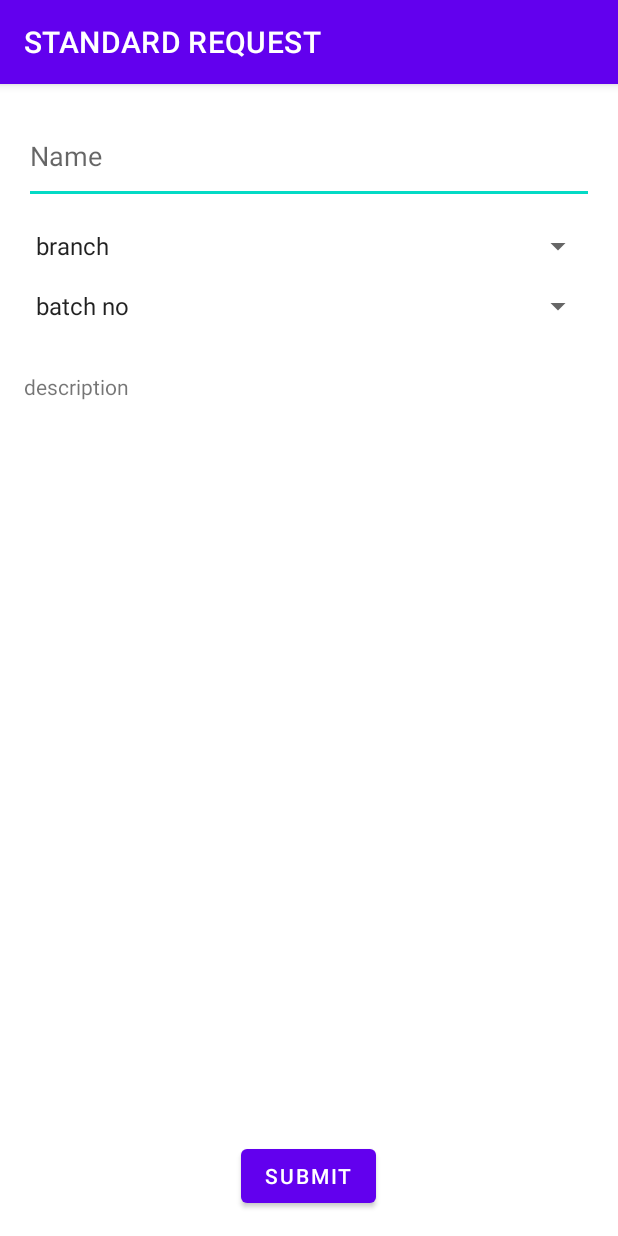
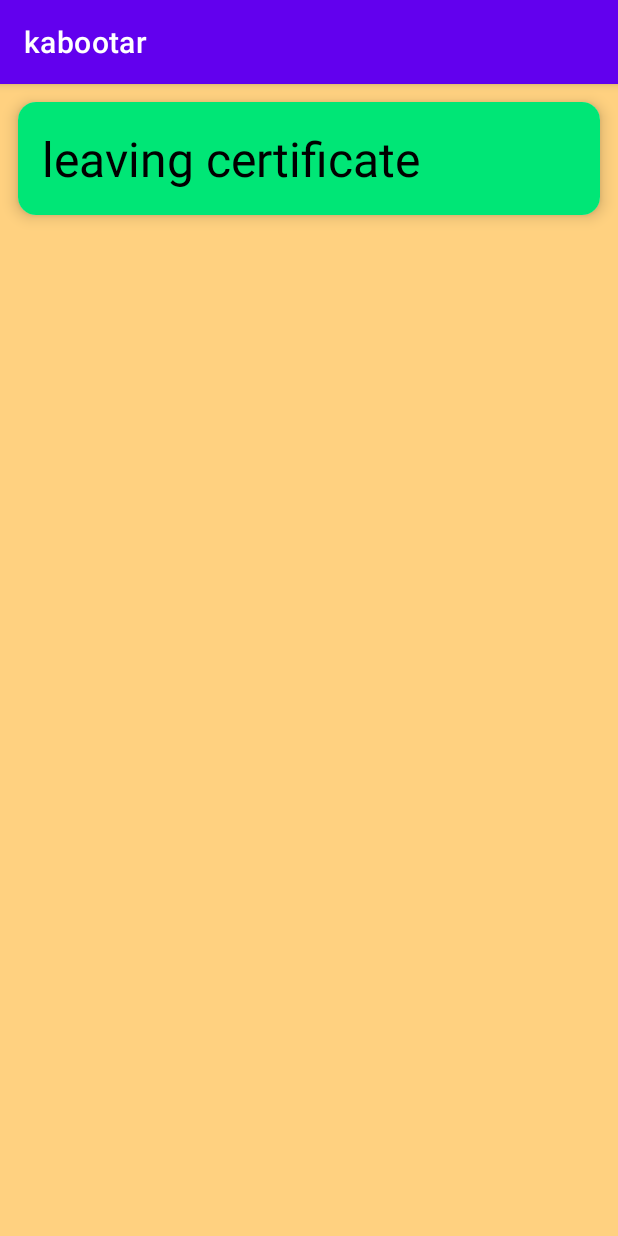
Before and after one commit to salim84miya/oopm-mini-project, an Android app: the screen it shows after launch (StandardActivity before the commit, StandardActivityList after it), after a tap on "STANDARD", on a phone screen of 412 x 824 dp. Run offline under Robolectric (Android 15) with nearby library versions, the phone set to English and light mode, and no system bars.

Commit message:
added branch and batch drop down menu and interchanged activity.

```diff
--- a/app/src/main/AndroidManifest.xml
+++ b/app/src/main/AndroidManifest.xml
@@ -14,13 +14,16 @@
         android:theme="@style/Theme.Kabootar"
         tools:targetApi="31">
         <activity
+            android:name=".StandardActivityList"
+            android:exported="false" />
+        <activity
             android:name=".SpecialActivity"
             android:exported="false"
-            android:label="@string/specialActivity_page"/>
+            android:label="@string/specialActivity_page" />
         <activity
             android:name=".StandardActivity"
             android:exported="false"
-            android:label="@string/standardActivity_page"/>
+            android:label="@string/standardActivity_page" />
         <activity
             android:name=".MainActivity"
             android:exported="true">
--- a/app/src/main/java/com/example/android/kabootar/MainActivity.java
+++ b/app/src/main/java/com/example/android/kabootar/MainActivity.java
@@ -33,7 +33,7 @@ public class MainActivity extends AppCompatActivity {
 
     }
    public void standard(){
-        Intent intent = new Intent(this,StandardActivity.class);
+        Intent intent = new Intent(this,StandardActivityList.class);
         startActivity(intent);
    }
     public void special(){
--- /dev/null
+++ b/app/src/main/java/com/example/android/kabootar/StandardActivityList.java
@@ -0,0 +1,31 @@
+package com.example.android.kabootar;
+
+import androidx.appcompat.app.AppCompatActivity;
+
+import android.content.Intent;
+import android.os.Bundle;
+import android.view.View;
+
+public class StandardActivityList extends AppCompatActivity {
+
+    @Override
+    protected void onCreate(Bundle savedInstanceState) {
+        super.onCreate(savedInstanceState);
+        setContentView(R.layout.standard_request_list);
+
+        View view1 =(View)findViewById(R.id.list_item_1);
+
+        view1.setOnClickListener(new View.OnClickListener() {
+            @Override
+            public void onClick(View view) {
+
+                standardList();
+            }
+        });
+    }
+    public void standardList(){
+        Intent intent = new Intent(this,StandardActivity.class);
+        startActivity(intent);
+    }
+
+}
--- /dev/null
+++ b/app/src/main/res/layout/standard_request_list.xml
@@ -0,0 +1,29 @@
+<?xml version="1.0" encoding="utf-8"?>
+<LinearLayout
+    xmlns:android="http://schemas.android.com/apk/res/android"
+    xmlns:app="http://schemas.android.com/apk/res-auto"
+    android:layout_width="match_parent"
+    android:layout_height="match_parent"
+    android:background="#FFD180">
+    <androidx.cardview.widget.CardView
+        android:id="@+id/list_item_1"
+        android:layout_width="match_parent"
+        android:layout_height="wrap_content"
+        android:layout_rowWeight="1"
+        android:layout_columnWeight="1"
+        android:layout_margin="12dp"
+        app:cardCornerRadius="12dp"
+        app:cardElevation="6dp">
+    <TextView
+        android:layout_width="match_parent"
+        android:layout_height="wrap_content"
+        android:padding="16dp"
+        android:text="leaving certificate"
+        android:background="#00E676"
+        android:textSize="32sp"
+        android:textColor="#000000"/>
+
+    </androidx.cardview.widget.CardView>
+
+
+</LinearLayout>
```
